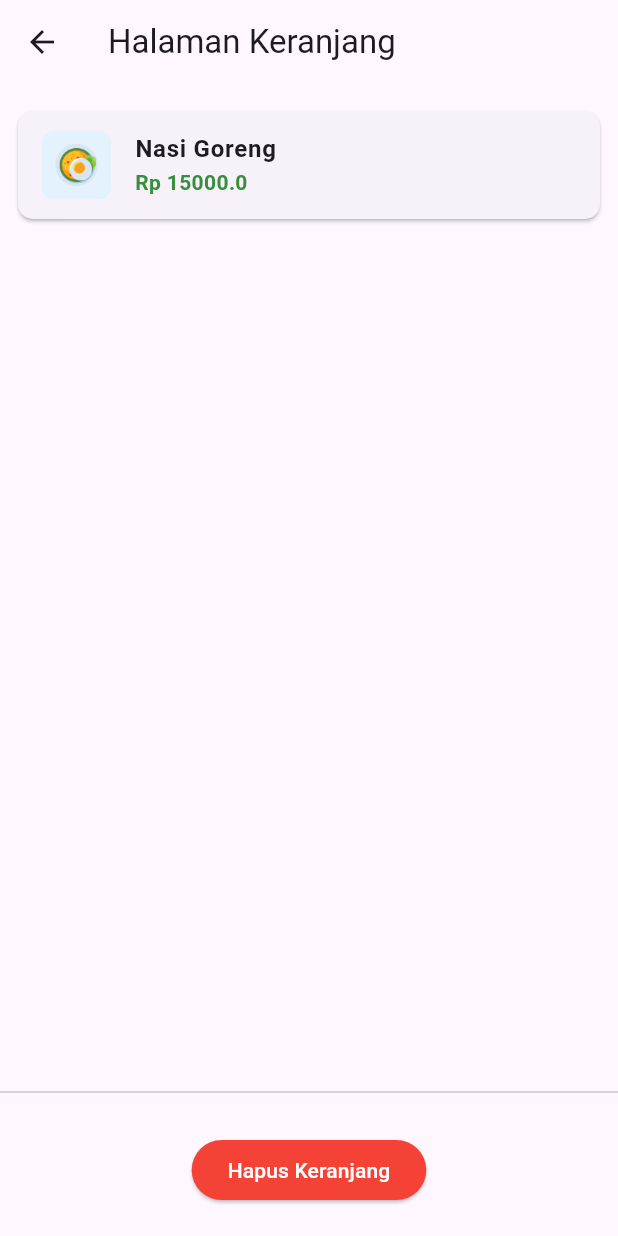
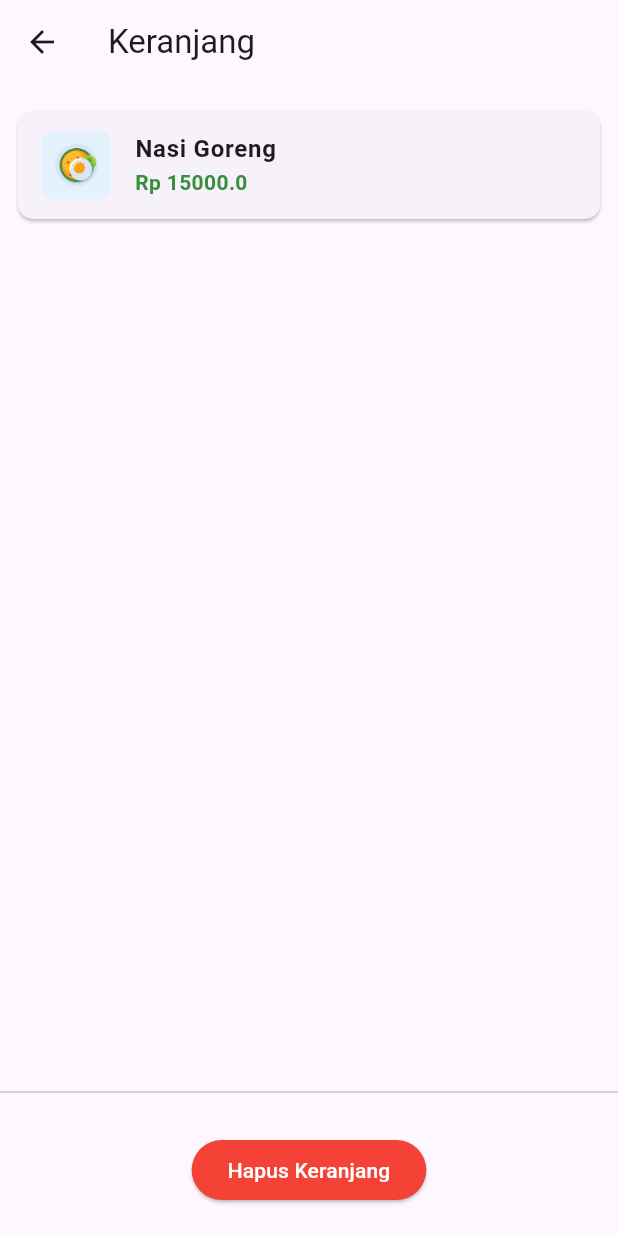
Before and after one commit to str122-xyz/Week-3, a Flutter app: the screen it shows after launch, after a tap on "Tambah", after a tap on the "shopping cart" icon, on a phone screen of 412 x 824 dp. Run offline on Flutter 3.47's test engine with Material 3 defaults, Android fonts, the phone set to English and light mode, and no system bars.

Commit message:
ubah title

```diff
--- a/lib/features/cart/presentation/pages/cart_page.dart
+++ b/lib/features/cart/presentation/pages/cart_page.dart
@@ -10,7 +10,7 @@ class CartPage extends StatelessWidget {
     var provider = context.watch<CartProvider>();
 
     return Scaffold(
-      appBar: AppBar(title: const Text('Halaman Keranjang')),
+      appBar: AppBar(title: const Text('Keranjang')),
       body: Column(
         children: [
           Expanded(
--- a/lib/features/cart/presentation/pages/catalog_page.dart
+++ b/lib/features/cart/presentation/pages/catalog_page.dart
@@ -45,7 +45,7 @@ class CatalogPage extends StatelessWidget {
       backgroundColor: Colors.white,
       appBar: AppBar(
         title: const Text(
-          'Katalog Makanan',
+          'Menu',
           style: TextStyle(fontWeight: FontWeight.bold, color: Colors.white),
         ),
         iconTheme: const IconThemeData(color: Colors.white),
```
